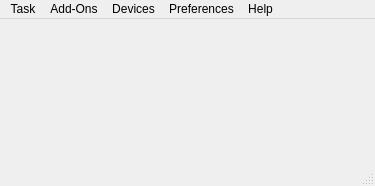
The window that gui/mainWindow.ui (FAU-LAP/NOMAD-CAMELS) describes before a commit, drawn with Qt 5.
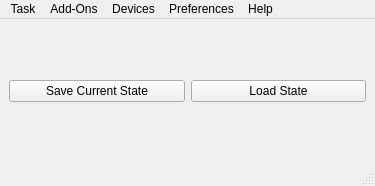
The same window after the commit.

What changed in the file:
```diff
--- a/gui/mainWindow.ui
+++ b/gui/mainWindow.ui
@@ -22,7 +22,22 @@
    </property>
    <layout class="QGridLayout" name="gridLayout_2">
     <item row="0" column="0">
-     <layout class="QGridLayout" name="gridLayout"/>
+     <layout class="QGridLayout" name="gridLayout">
+      <item row="0" column="1">
+       <widget class="QPushButton" name="pushButton_save_state">
+        <property name="text">
+         <string>Save Current State</string>
+        </property>
+       </widget>
+      </item>
+      <item row="0" column="2">
+       <widget class="QPushButton" name="pushButton_load_state">
+        <property name="text">
+         <string>Load State</string>
+        </property>
+       </widget>
+      </item>
+     </layout>
     </item>
    </layout>
   </widget>
```
